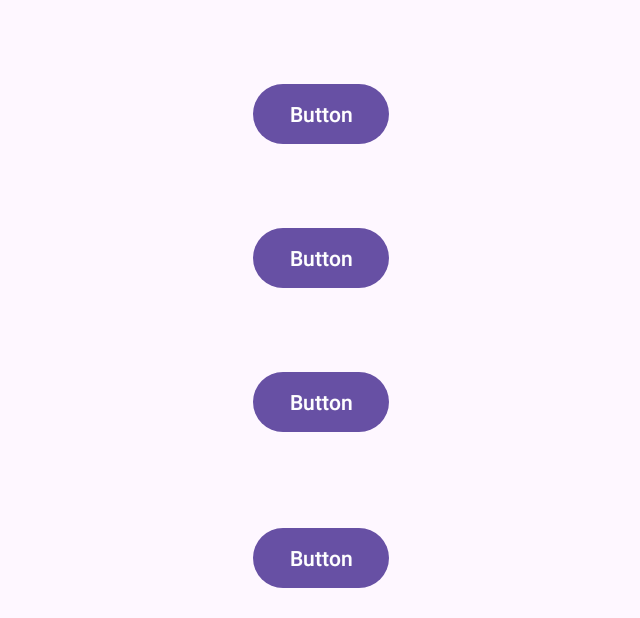
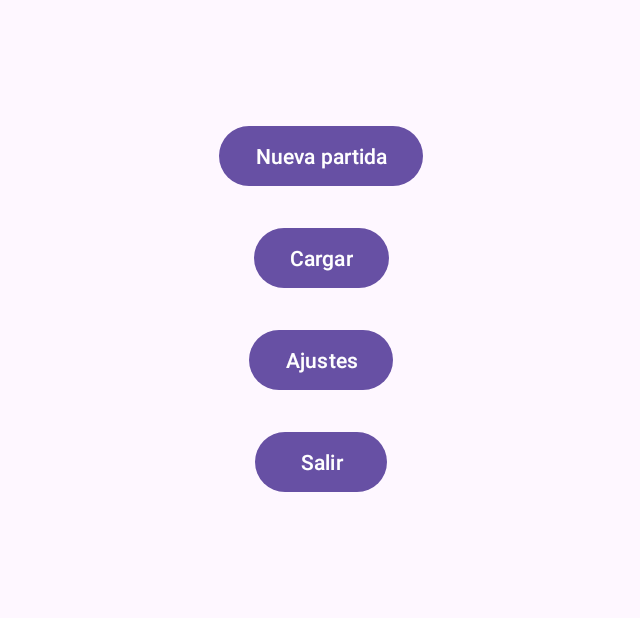
Before and after one commit to spachecor/PurrfectPlatforming, an Android app: the screen it shows after launch (MainActivity), on a phone screen of 824 x 412 dp (held sideways). Shown: the whole screen, without its empty margins (297-937 px from the left). Run offline under Robolectric (Android 15) with nearby library versions, the phone set to English and light mode, and no system bars.

Commit message:
Ajustados botones activity inicial

```diff
--- a/app/src/main/res/layout/activity_main.xml
+++ b/app/src/main/res/layout/activity_main.xml
@@ -1,50 +1,60 @@
 <?xml version="1.0" encoding="utf-8"?>
-<androidx.constraintlayout.widget.ConstraintLayout xmlns:android="http://schemas.android.com/apk/res/android"
+<androidx.constraintlayout.widget.ConstraintLayout
+    xmlns:android="http://schemas.android.com/apk/res/android"
     xmlns:app="http://schemas.android.com/apk/res-auto"
-    xmlns:tools="http://schemas.android.com/tools"
     android:id="@+id/main"
     android:layout_width="match_parent"
-    android:layout_height="match_parent"
-    tools:context=".MainActivity">
+    android:layout_height="match_parent">
 
+    <!-- Botón "Nueva partida" (inicio de la cadena) -->
     <Button
-        android:id="@+id/button"
+        android:id="@+id/btnNuevaPartida"
         android:layout_width="wrap_content"
         android:layout_height="wrap_content"
-        android:layout_marginTop="52dp"
-        android:text="Button"
+        android:text="Nueva partida"
+        app:layout_constraintTop_toTopOf="parent"
+        app:layout_constraintBottom_toTopOf="@+id/btnCargar"
+        app:layout_constraintStart_toStartOf="parent"
         app:layout_constraintEnd_toEndOf="parent"
-        app:layout_constraintStart_toStartOf="parent"
-        app:layout_constraintTop_toTopOf="parent" />
+        app:layout_constraintVertical_chainStyle="packed"
+        android:layout_marginBottom="10dp" />
 
+    <!-- Botón "Cargar" -->
     <Button
-        android:id="@+id/button2"
+        android:id="@+id/btnCargar"
         android:layout_width="wrap_content"
         android:layout_height="wrap_content"
-        android:layout_marginTop="48dp"
-        android:text="Button"
+        android:text="Cargar"
+        app:layout_constraintTop_toBottomOf="@id/btnNuevaPartida"
+        app:layout_constraintBottom_toTopOf="@+id/btnAjustes"
+        app:layout_constraintStart_toStartOf="parent"
         app:layout_constraintEnd_toEndOf="parent"
-        app:layout_constraintStart_toStartOf="parent"
-        app:layout_constraintTop_toBottomOf="@+id/button" />
+        android:layout_marginTop="10dp"
+        android:layout_marginBottom="10dp" />
 
+    <!-- Botón "Ajustes" -->
     <Button
-        android:id="@+id/button3"
+        android:id="@+id/btnAjustes"
         android:layout_width="wrap_content"
         android:layout_height="wrap_content"
-        android:layout_marginTop="48dp"
-        android:text="Button"
+        android:text="Ajustes"
+        app:layout_constraintTop_toBottomOf="@id/btnCargar"
+        app:layout_constraintBottom_toTopOf="@+id/btnSalir"
+        app:layout_constraintStart_toStartOf="parent"
         app:layout_constraintEnd_toEndOf="parent"
-        app:layout_constraintStart_toStartOf="parent"
-        app:layout_constraintTop_toBottomOf="@+id/button2" />
+        android:layout_marginTop="10dp"
+        android:layout_marginBottom="10dp" />
 
+    <!-- Botón "Salir" -->
     <Button
-        android:id="@+id/button4"
+        android:id="@+id/btnSalir"
         android:layout_width="wrap_content"
         android:layout_height="wrap_content"
-        android:text="Button"
+        android:text="Salir"
+        app:layout_constraintTop_toBottomOf="@id/btnAjustes"
         app:layout_constraintBottom_toBottomOf="parent"
+        app:layout_constraintStart_toStartOf="parent"
         app:layout_constraintEnd_toEndOf="parent"
-        app:layout_constraintStart_toStartOf="parent"
-        app:layout_constraintTop_toBottomOf="@+id/button3"
-        app:layout_constraintVertical_bias="0.774" />
+        android:layout_marginTop="10dp" />
+
 </androidx.constraintlayout.widget.ConstraintLayout>
```
